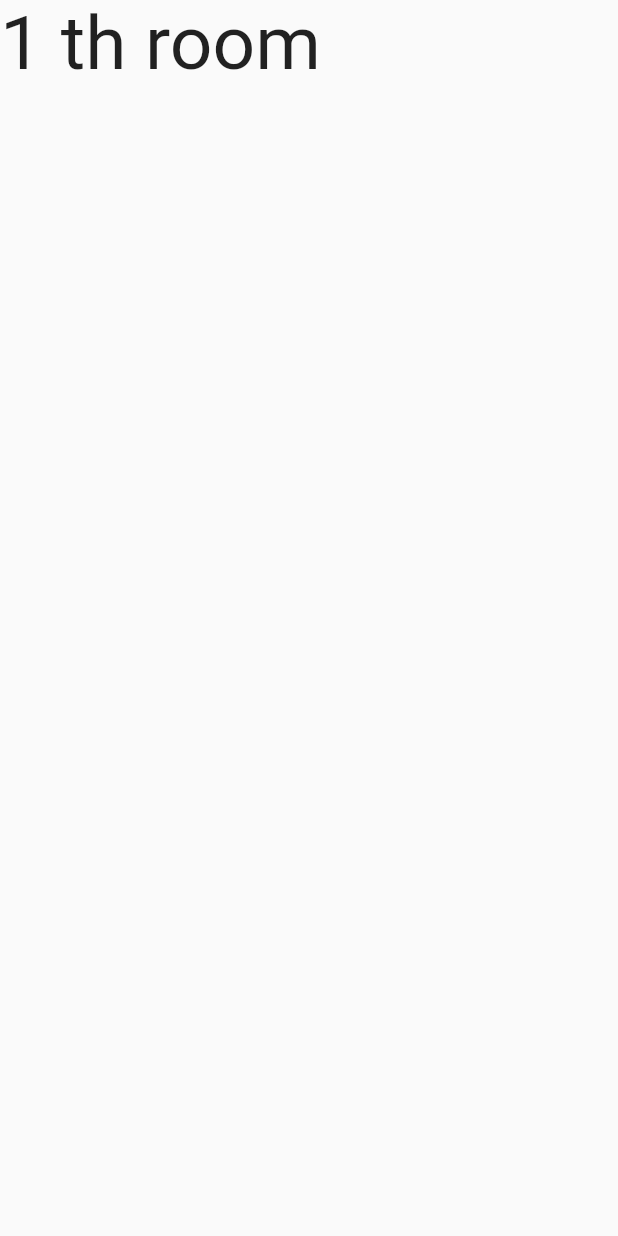
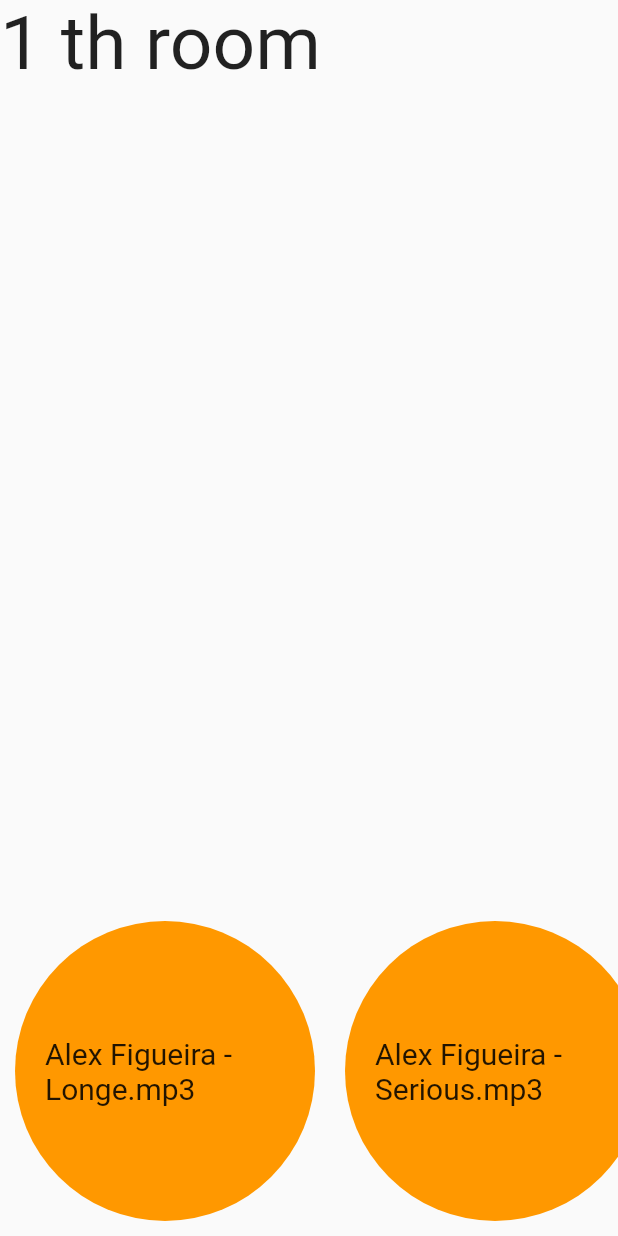
Before and after one commit to PTaati/sound_of_heart, a Flutter app: the ManualPlayPage screen opened by its route, on a phone screen of 412 x 824 dp. Run offline on Flutter 3.47's test engine with Material 2 defaults, Android fonts, the phone set to English and light mode, and no system bars.

Commit message:
create widget select sound asset

```diff
--- a/lib/pages/manual_play_page.dart
+++ b/lib/pages/manual_play_page.dart
@@ -1,4 +1,3 @@
-import 'package:flutter/cupertino.dart';
 import 'package:flutter/material.dart';
 
 class ManualPlayPage extends StatefulWidget {
@@ -9,20 +8,91 @@ class ManualPlayPage extends StatefulWidget {
 }
 
 class _ManualPlayPageState extends State<ManualPlayPage> {
-  Widget _buildTitle(){
-    return Text('1 th room', style: TextStyle(fontSize: 50),);
+  final _soundAssetList = [
+    'assets/sounds/action/Alex Figueira - Longe.mp3',
+    'assets/sounds/action/Alex Figueira - Serious.mp3',
+    'assets/sounds/action/heros-time-paulo-kalazzi-main-version-01-51-2639.mp3',
+    'assets/sounds/action/Hogan Grip - Stance Gives You Balance.mp3',
+    'assets/sounds/action/Scott Holmes Music - Smart Tech.mp3',
+    'assets/sounds/action/Sergey Cheremisinov - Chernobyl.mp3',
+    'assets/sounds/action/Sergey Cheremisinov - Norilsk.mp3',
+  ];
+
+  String? _currentSoundAsset;
+
+  Widget _buildTitle() {
+    return Text(
+      '1 th room',
+      style: TextStyle(fontSize: 50),
+    );
   }
 
-  Widget _buildSoundTypeList(){
+  Widget _buildSoundTypeList() {
     return Container();
   }
 
-  Widget _buildCurrentSound(){
+  Widget _buildCurrentSound() {
+    if (_currentSoundAsset != null) {
+      return Container(
+        child: Center(
+          child: Text(
+            _currentSoundAsset!,
+            style: TextStyle(fontSize: 20),
+            overflow: TextOverflow.clip,
+          ),
+        ),
+      );
+    }
+
     return Container();
   }
 
-  Widget _buildSelectingSoundList(){
-    return Container();
+  Widget _buildSoundTile(String assetPath) {
+    const size = 200.0;
+    final soundName = assetPath.split('/').last;
+    return InkWell(
+      onTap: () {
+        setState(() {
+          _currentSoundAsset = assetPath;
+        });
+      },
+      child: Container(
+        margin: EdgeInsets.all(10),
+        height: size,
+        width: size,
+        decoration: BoxDecoration(
+          color: Colors.orange,
+          shape: BoxShape.circle,
+        ),
+        child: Padding(
+          padding: const EdgeInsets.all(20.0),
+          child: Center(
+            child: Text(
+              soundName,
+              style: TextStyle(fontSize: 20),
+              overflow: TextOverflow.clip,
+            ),
+          ),
+        ),
+      ),
+    );
+  }
+
+  List<Widget> _buildSoundWidgets() {
+    return _soundAssetList
+        .map(
+          (assetFile) => _buildSoundTile(assetFile),
+        )
+        .toList();
+  }
+
+  Widget _buildSelectingSoundList() {
+    return SingleChildScrollView(
+      scrollDirection: Axis.horizontal,
+      child: Row(
+        children: _buildSoundWidgets(),
+      ),
+    );
   }
 
   @override
```
